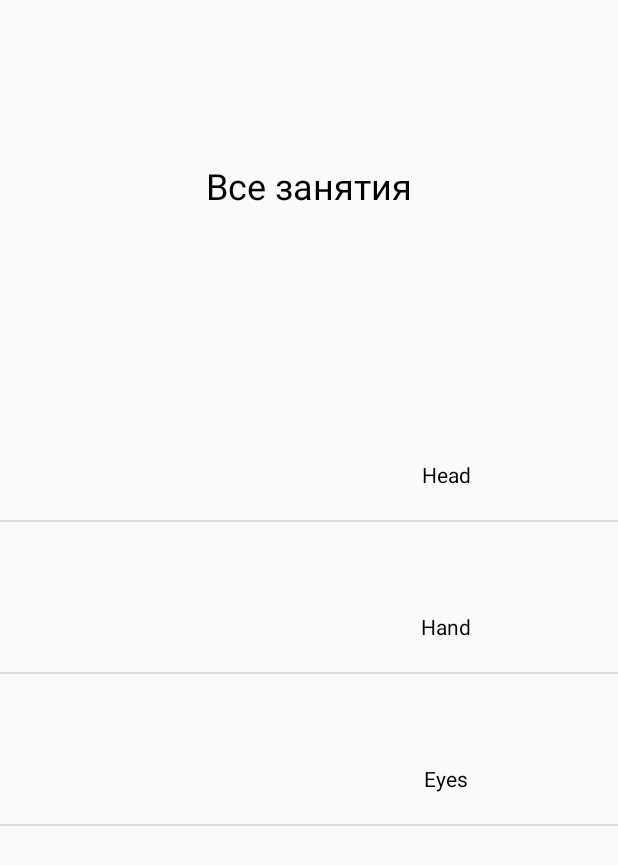
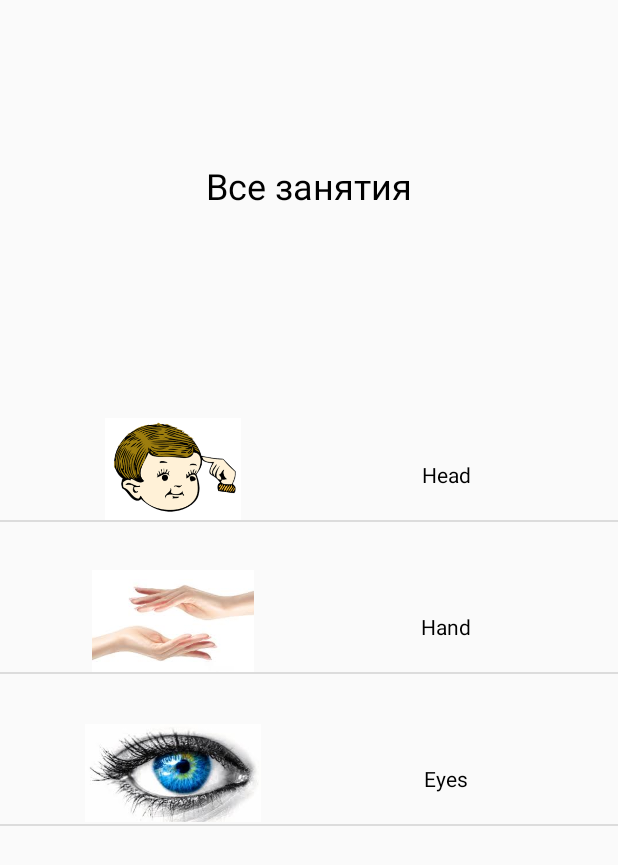
Before and after one commit to Pobiguylo/MyProject, an Android app: the TrainingActivity screen opened directly, with no data from a screen before it, on a phone screen of 412 x 824 dp. Shown: the top 865 px of the screen. Run offline under Robolectric (Android 15) with nearby library versions, the phone set to English and light mode, and no system bars.

Commit message:
End adapter

```diff
--- a/app/src/main/AndroidManifest.xml
+++ b/app/src/main/AndroidManifest.xml
@@ -9,7 +9,8 @@
         android:roundIcon="@mipmap/ic_launcher_round"
         android:supportsRtl="true"
         android:theme="@style/AppTheme">
-        <activity android:name=".TrainingActivity"></activity>
+        <activity android:name=".ExerciseActivity"></activity>
+        <activity android:name=".TrainingActivity" />
         <activity android:name=".MainActivity">
             <intent-filter>
                 <action android:name="android.intent.action.MAIN" />
--- a/app/src/main/java/com/example/knead_yourself/MyAdapter.java
+++ b/app/src/main/java/com/example/knead_yourself/MyAdapter.java
@@ -3,7 +3,6 @@ package com.example.knead_yourself;
 
 import android.content.Context;
 import android.database.Cursor;
-import android.graphics.BitmapFactory;
 import android.view.LayoutInflater;
 import android.view.View;
 import android.view.ViewGroup;
@@ -31,28 +30,23 @@ public class MyAdapter extends SimpleCursorAdapter {
         this.c.moveToPosition(pos);
         String firstName = this.c.getString(this.c.getColumnIndex(DataBase.COLUMN_NAME_TRAINING));
         ImageView iv =  v.findViewById(R.id.imageTitle);
-
-        if (c != null) {
+        if (firstName != null) {
             // If there is no image in the database "NA" is stored instead of a blob
             // test if there more than 3 chars "NA" + a terminating char if more than
             // there is an image otherwise load the default
-            if(c.equals("Head"))
+            if(firstName.equals("Head"))
             {
                 iv.setImageResource(R.drawable.head);
-            }
-            if(c.equals("Hand"))
+            } else if(firstName.equals("Hand"))
             {
                 iv.setImageResource(R.drawable.hand);
-            }
-            if (c.equals("Eyes")) {
+            } else if (firstName.equals("Eyes")) {
                 iv.setImageResource(R.drawable.eyes);
-            } else{
-                iv.setImageResource(0);
             }
 
+            TextView title =  v.findViewById(R.id.title);
+            title.setText(firstName);
         }
-        TextView title =  v.findViewById(R.id.title);
-        title.setText(firstName);
 
         return(v);
     }
--- a/app/src/main/res/layout/hello_main.xml
+++ b/app/src/main/res/layout/hello_main.xml
@@ -49,5 +49,6 @@
         app:layout_constraintBottom_toTopOf="@+id/start"
         app:layout_constraintEnd_toEndOf="parent"
         app:layout_constraintStart_toStartOf="parent"
-        app:layout_constraintTop_toTopOf="parent" />
+        app:layout_constraintTop_toTopOf="parent"
+        app:layout_constraintVertical_bias="0.598" />
 </androidx.constraintlayout.widget.ConstraintLayout>
```
Also changed, not shown: app/src/main/java/com/example/knead_yourself/ExerciseActivity.java (added, +37 -0 lines), app/src/main/res/layout/activity_exercise.xml (added, +28 -0 lines).
